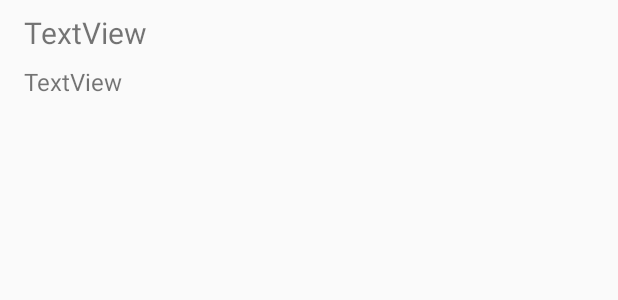
After one commit to omarumustafa/NotesMemo, an Android app: the layout memo_list.xml on its own in the app's theme, with its tools: preview values and no code run, on a phone screen of 412 x 824 dp. The commit adds this screen. Shown: the top 300 px of the screen. Run offline under Robolectric (Android 15) with nearby library versions, the phone set to English and light mode, and no system bars.

Commit message:
updated layout, created adapter, and added recycle view in list

```diff
--- /dev/null
+++ b/app/src/main/res/layout/memo_list.xml
@@ -0,0 +1,29 @@
+<?xml version="1.0" encoding="utf-8"?>
+<androidx.constraintlayout.widget.ConstraintLayout xmlns:android="http://schemas.android.com/apk/res/android"
+    xmlns:app="http://schemas.android.com/apk/res-auto"
+    xmlns:tools="http://schemas.android.com/tools"
+    android:layout_width="match_parent"
+    android:layout_height="wrap_content">
+
+    <TextView
+        android:id="@+id/textMemoName"
+        android:layout_width="wrap_content"
+        android:layout_height="wrap_content"
+        android:layout_marginStart="16dp"
+        android:layout_marginTop="8dp"
+        android:text="TextView"
+        android:textSize="20sp"
+        app:layout_constraintStart_toStartOf="parent"
+        app:layout_constraintTop_toTopOf="parent" />
+
+    <TextView
+        android:id="@+id/textMemoDate"
+        android:layout_width="wrap_content"
+        android:layout_height="wrap_content"
+        android:layout_marginStart="16dp"
+        android:layout_marginTop="8dp"
+        android:text="TextView"
+        android:textSize="16sp"
+        app:layout_constraintStart_toStartOf="parent"
+        app:layout_constraintTop_toBottomOf="@+id/textMemoName" />
+</androidx.constraintlayout.widget.ConstraintLayout>
```
Also changed, not shown: app/src/main/java/com/example/memoapp/MemoAdapter.java (added, +64 -0 lines), app/src/main/res/layout/activity_memo_list.xml (+12 -0 lines).
